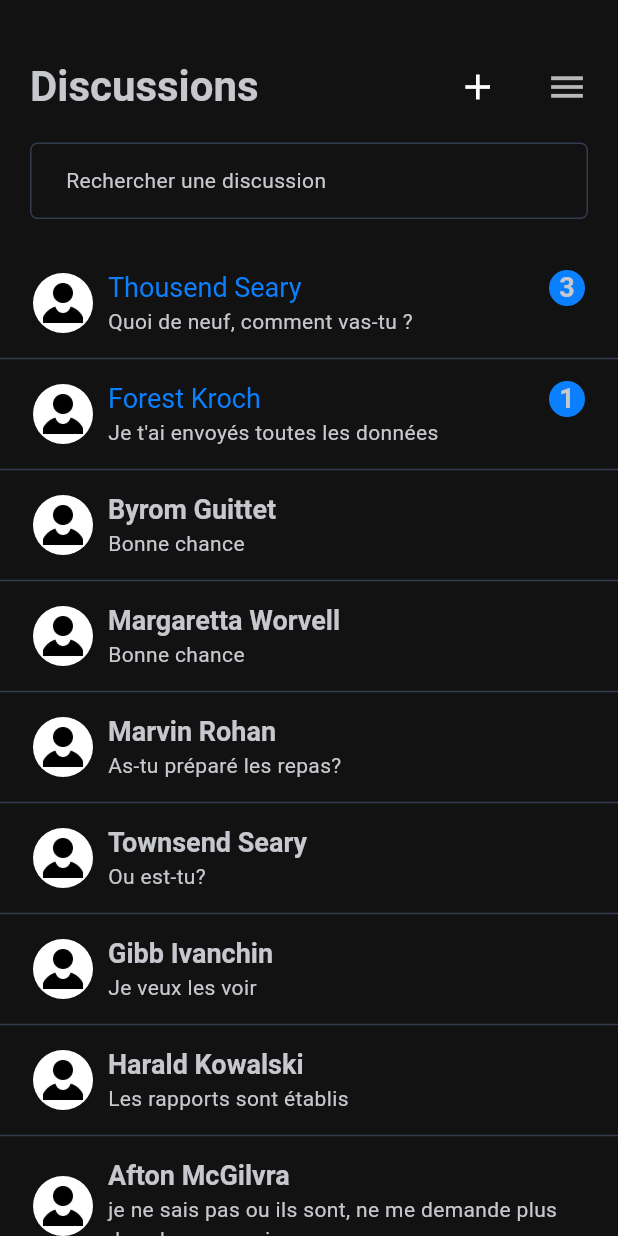
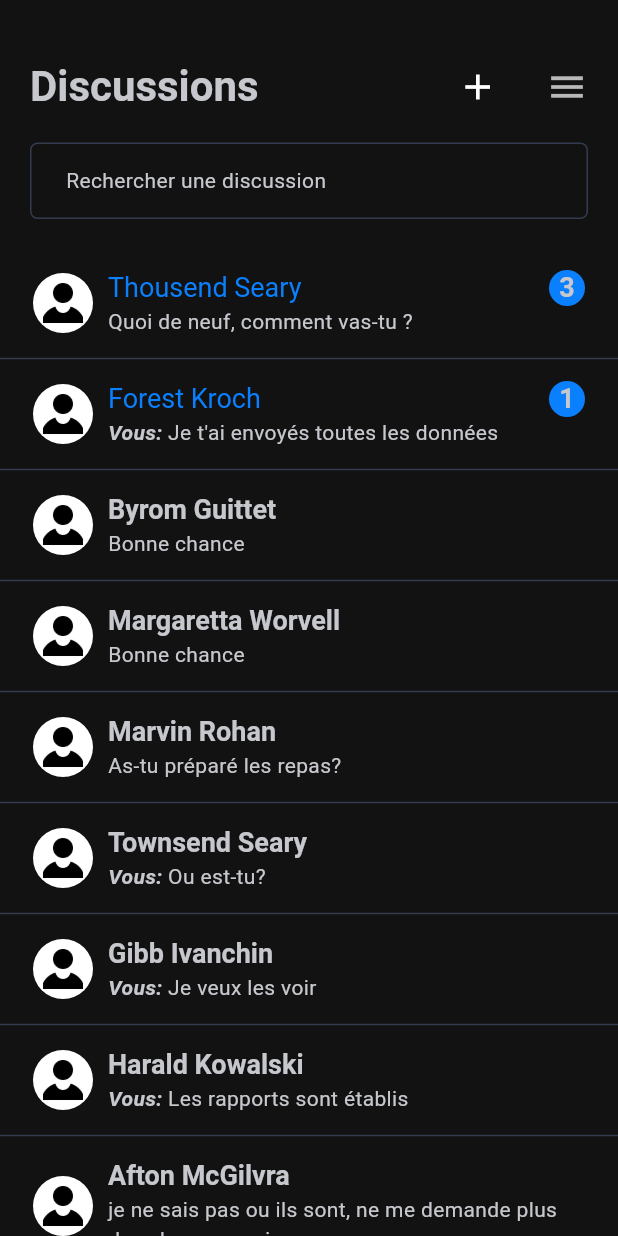
Before and after one commit to isyll/chat_app, a Flutter app: the screen it shows after launch, on a phone screen of 412 x 824 dp. Run offline on Flutter 3.47's test engine with Material 3 defaults, Android fonts, the phone set to English and light mode, and no system bars; Roboto replaces fonts that are missing (Poppins).

Commit message:
feat: add prefix to non-incoming messages

```diff
--- a/mobile_app/lib/components/discussion_item.dart
+++ b/mobile_app/lib/components/discussion_item.dart
@@ -11,6 +11,7 @@ class DiscussionItem extends StatelessWidget {
   Widget build(BuildContext context) {
     final primaryColor = Theme.of(context).colorScheme.primary;
     final headlineSmall = Theme.of(context).textTheme.headlineSmall;
+    final prefix = message.incoming ? '' : 'Vous: ';
 
     return Row(
       children: [
@@ -52,7 +53,20 @@ class DiscussionItem extends StatelessWidget {
                 message.user.name,
                 style: Theme.of(context).textTheme.headlineSmall,
               ),
-            Flexible(child: Text(truncateString(message.content, 65)))
+            Flexible(
+                child: prefix.isNotEmpty
+                    ? Row(
+                        children: [
+                          Text(
+                            prefix,
+                            style: const TextStyle(
+                                fontWeight: FontWeight.bold,
+                                fontStyle: FontStyle.italic),
+                          ),
+                          Text(truncateString(message.content, 65))
+                        ],
+                      )
+                    : Text(truncateString(message.content, 65)))
           ],
         ))
       ],
```
